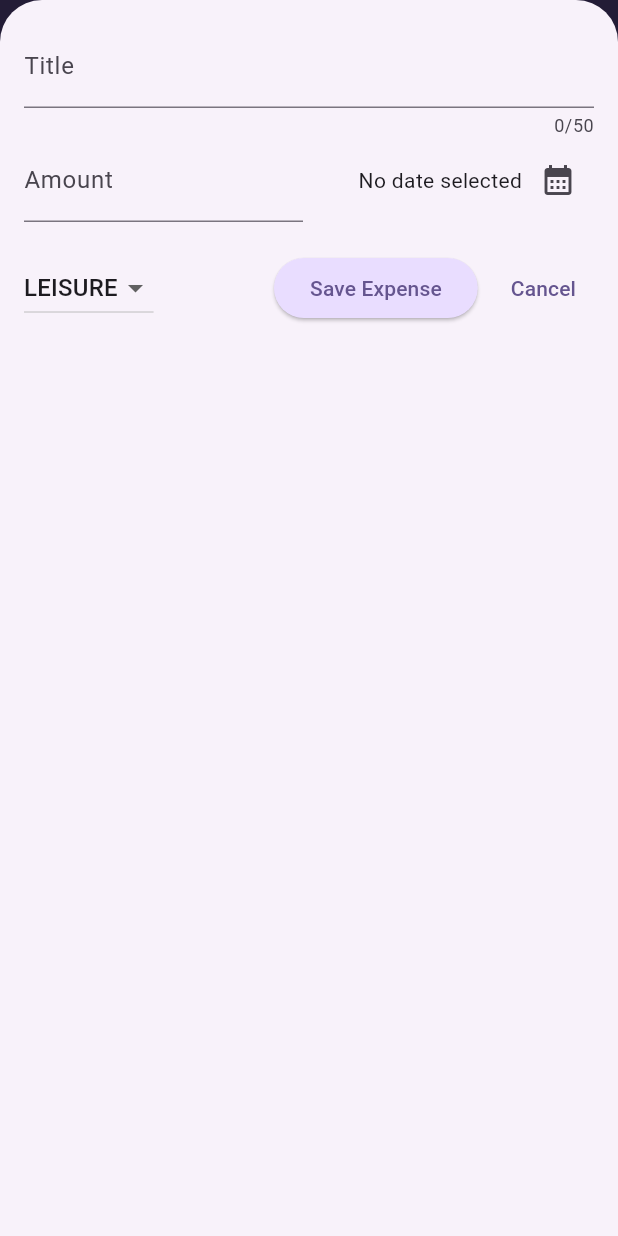
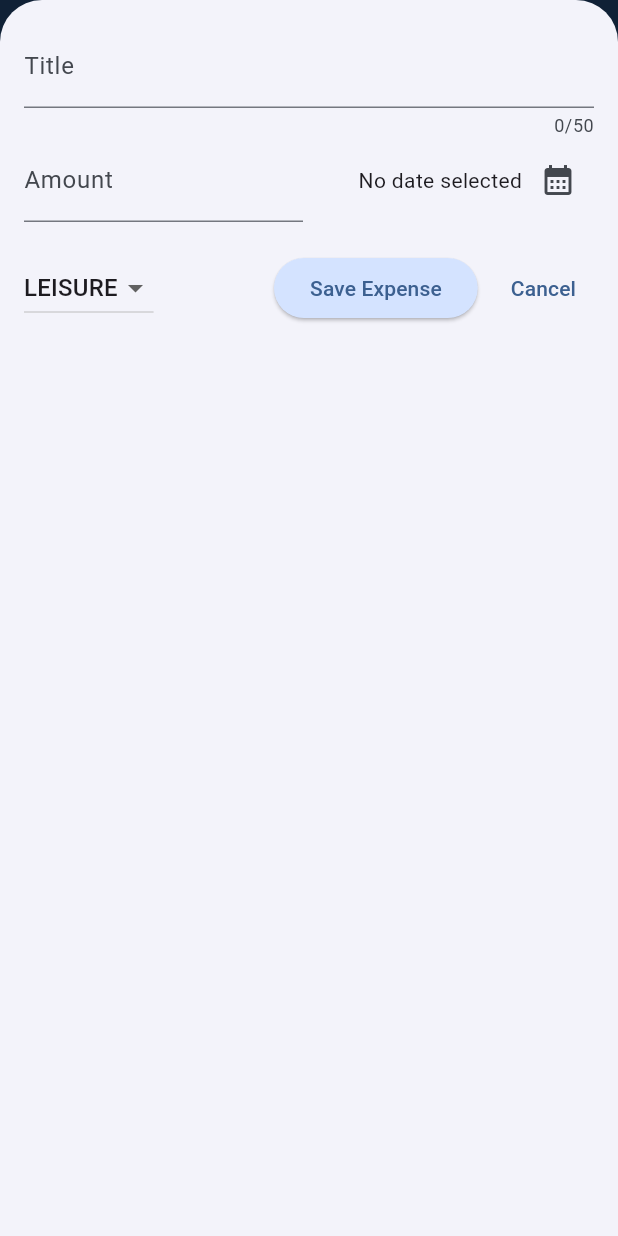
Before and after one commit to Asem-Abdo/expense_tracker, a Flutter app: the screen it shows after launch, after a tap on the "add" icon, on a phone screen of 412 x 824 dp. Run offline on Flutter 3.47's test engine with Material 3 defaults, Android fonts, the phone set to English and light mode, and no system bars.

Commit message:
complete this app.

```diff
--- a/lib/main.dart
+++ b/lib/main.dart
@@ -1,36 +1,14 @@
+import 'package:expense_tracker/theme/dark_theme.dart';
+import 'package:expense_tracker/theme/light_theme.dart';
 import 'package:expense_tracker/widgets/expenses.dart';
 import 'package:flutter/material.dart';
-
-var kColorScheme = ColorScheme.fromSeed(
-  seedColor: const Color.fromARGB(255, 96, 59, 181),
-);
 
 void main() {
   runApp(
     MaterialApp(
-      theme: ThemeData().copyWith(
-        colorScheme: kColorScheme,
-        appBarTheme: const AppBarTheme().copyWith(
-          backgroundColor: kColorScheme.onPrimaryContainer,
-          foregroundColor: kColorScheme.primaryContainer,
-        ),
-        cardTheme: const CardThemeData().copyWith(
-          color: kColorScheme.secondaryContainer,
-          margin: const EdgeInsets.symmetric(horizontal: 16, vertical: 8),
-        ),
-        elevatedButtonTheme: ElevatedButtonThemeData(
-          style: ElevatedButton.styleFrom(
-            backgroundColor: kColorScheme.primaryContainer,
-          ),
-        ),
-        textTheme: ThemeData().textTheme.copyWith(
-          titleLarge: TextStyle(
-            fontWeight: FontWeight.normal,
-            color: kColorScheme.onSecondaryContainer,
-            fontSize: 16,
-          ),
-        ),
-      ),
+      theme: LightTheme.theme,
+      darkTheme: DarkTheme.theme,
+      themeMode: ThemeMode.system,
       home: const Expenses(),
       debugShowCheckedModeBanner: false,
     ),
--- /dev/null
+++ b/lib/models/expense_bucket.dart
@@ -0,0 +1,20 @@
+import 'package:expense_tracker/models/expense.dart';
+
+class ExpenseBucket {
+  const ExpenseBucket({required this.category, required this.expenses});
+
+  ExpenseBucket.forCategory(List<Expense> allExpenses, this.category)
+    : expenses = allExpenses
+          .where((expense) => expense.category == category)
+          .toList();
+  final Category category;
+  final List<Expense> expenses;
+
+  double get totalExpenses {
+    double sum = 0;
+    for (final expense in expenses) {
+      sum += expense.amount;
+    }
+    return sum;
+  }
+}
--- /dev/null
+++ b/lib/widgets/chart/chart.dart
@@ -0,0 +1,92 @@
+import 'package:expense_tracker/models/expense.dart';
+import 'package:expense_tracker/widgets/chart/chart_bar.dart';
+import 'package:flutter/material.dart';
+
+import '../../models/expense_bucket.dart';
+
+class Chart extends StatelessWidget {
+  const Chart({super.key, required this.expenses});
+
+  final List<Expense> expenses;
+
+  List<ExpenseBucket> get buckets {
+    return [
+      ExpenseBucket.forCategory(expenses, Category.food),
+      ExpenseBucket.forCategory(expenses, Category.leisure),
+      ExpenseBucket.forCategory(expenses, Category.travel),
+      ExpenseBucket.forCategory(expenses, Category.work),
+    ];
+  }
+
+  double get maxTotalExpense {
+    double maxTotalExpense = 0;
+
+    for (final bucket in buckets) {
+      if (bucket.totalExpenses > maxTotalExpense) {
+        maxTotalExpense = bucket.totalExpenses;
+      }
+    }
+
+    return maxTotalExpense;
+  }
+
+  @override
+  Widget build(BuildContext context) {
+    final isDarkMode =
+        MediaQuery.of(context).platformBrightness == Brightness.dark;
+    return Container(
+      margin: const EdgeInsets.all(16),
+      padding: const EdgeInsets.symmetric(vertical: 16, horizontal: 8),
+      width: double.infinity,
+      height: 180,
+      decoration: BoxDecoration(
+        borderRadius: BorderRadius.circular(8),
+        gradient: LinearGradient(
+          colors: [
+            Theme.of(context).colorScheme.primary.withValues(alpha: 0.3),
+            Theme.of(context).colorScheme.primary.withValues(alpha: 0.0),
+          ],
+          begin: Alignment.bottomCenter,
+          end: Alignment.topCenter,
+        ),
+      ),
+      child: Column(
+        children: [
+          Expanded(
+            child: Row(
+              crossAxisAlignment: CrossAxisAlignment.end,
+              children: [
+                for (final bucket in buckets)
+                  ChartBar(
+                    fill: bucket.totalExpenses == 0
+                        ? 0
+                        : bucket.totalExpenses / maxTotalExpense,
+                  ),
+              ],
+            ),
+          ),
+          const SizedBox(height: 12),
+          Row(
+            children: buckets
+                .map(
+                  (bucket) => Expanded(
+                    child: Padding(
+                      padding: const EdgeInsets.symmetric(horizontal: 4),
+                      child: Icon(
+                        categoryIcons[bucket.category],
+                        color: isDarkMode
+                            ? Theme.of(context).colorScheme.secondary
+                            : Theme.of(
+                                context,
+                              ).colorScheme.primary.withValues(alpha: 0.7),
+                      ),
+                    ),
+                  ),
+                )
+                .toList(),
+          ),
+        ],
+      ),
+    );
+  }
+}
--- /dev/null
+++ b/lib/widgets/chart/chart_bar.dart
@@ -0,0 +1,34 @@
+import 'package:flutter/material.dart';
+
+class ChartBar extends StatelessWidget {
+  const ChartBar({super.key, required this.fill});
+
+  final double fill;
+
+  @override
+  Widget build(BuildContext context) {
+    final isDarkMode =
+        MediaQuery.of(context).platformBrightness == Brightness.dark;
+    return Expanded(
+      child: Padding(
+        padding: const EdgeInsets.symmetric(horizontal: 20),
+        child: FractionallySizedBox(
+          heightFactor: fill,
+          child: DecoratedBox(
+            decoration: BoxDecoration(
+              shape: BoxShape.rectangle,
+              borderRadius: const BorderRadius.vertical(
+                top: Radius.circular(10),
+              ),
+              color: isDarkMode
+                  ? Theme.of(context).colorScheme.secondary
+                  : Theme.of(
+                      context,
+                    ).colorScheme.primary.withValues(alpha: 0.65),
+            ),
+          ),
+        ),
+      ),
+    );
+  }
+}
--- a/lib/widgets/expenses.dart
+++ b/lib/widgets/expenses.dart
@@ -1,4 +1,5 @@
 import 'package:expense_tracker/models/expense.dart';
+import 'package:expense_tracker/widgets/chart/chart.dart';
 import 'package:expense_tracker/widgets/expenses_list/expenses_list.dart';
 import 'package:expense_tracker/widgets/new_expense.dart';
 import 'package:flutter/material.dart';
@@ -11,14 +12,7 @@ class Expenses extends StatefulWidget {
 }
 
 class _ExpensesState extends State<Expenses> {
-  final List<Expense> _registerExpense = [
-    Expense(
-      title: 'Flutter Course',
-      amount: 125,
-      category: Category.leisure,
-      date: DateTime.now(),
-    ),
-  ];
+  final List<Expense> _registerExpense = [];
 
   void _openAddExpenseOverlay() {
     showModalBottomSheet(
@@ -72,7 +66,7 @@ class _ExpensesState extends State<Expenses> {
 
     return Scaffold(
       appBar: AppBar(
-        title: Text('Flutter Expense Tracker'),
+        title: Text('Expense Tracker'),
         actions: [
           IconButton(
             onPressed: _openAddExpenseOverlay,
@@ -82,7 +76,7 @@ class _ExpensesState extends State<Expenses> {
       ),
       body: Column(
         children: [
-          const Text('The chart'),
+          Chart(expenses: _registerExpense),
           Expanded(child: mainContent),
         ],
       ),
--- a/lib/widgets/expenses_list/expense_item.dart
+++ b/lib/widgets/expenses_list/expense_item.dart
@@ -11,9 +11,9 @@ class ExpenseItem extends StatelessWidget {
     return Card(
       child: Padding(
         padding: const EdgeInsets.symmetric(horizontal: 20, vertical: 16),
-        child: Column(
+        child: Column(crossAxisAlignment: CrossAxisAlignment.start,
           children: [
-            Text(expense.title),
+            Text(expense.title , style: Theme.of(context).textTheme.titleLarge,),
             const SizedBox(height: 4),
             Row(
               children: [
```
Also changed, not shown: lib/theme/dark_theme.dart (added, +43 -0 lines), lib/theme/light_theme.dart (added, +31 -0 lines), lib/widgets/expenses_list/expenses_list.dart (+11 -0 lines).
